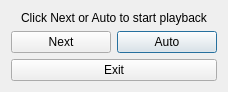
Before: the Qt Designer form data/ui/playback_dialog_ui.ui in tommikulevich/chess-gaming-platform, drawn with Qt 5.
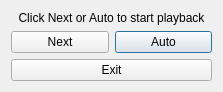
After: the same form once the commit is applied.

Patch:
```diff
--- a/data/ui/playback_dialog_ui.ui
+++ b/data/ui/playback_dialog_ui.ui
@@ -6,8 +6,8 @@
    <rect>
     <x>0</x>
     <y>0</y>
-    <width>228</width>
-    <height>70</height>
+    <width>223</width>
+    <height>90</height>
    </rect>
   </property>
   <property name="windowTitle">
```
